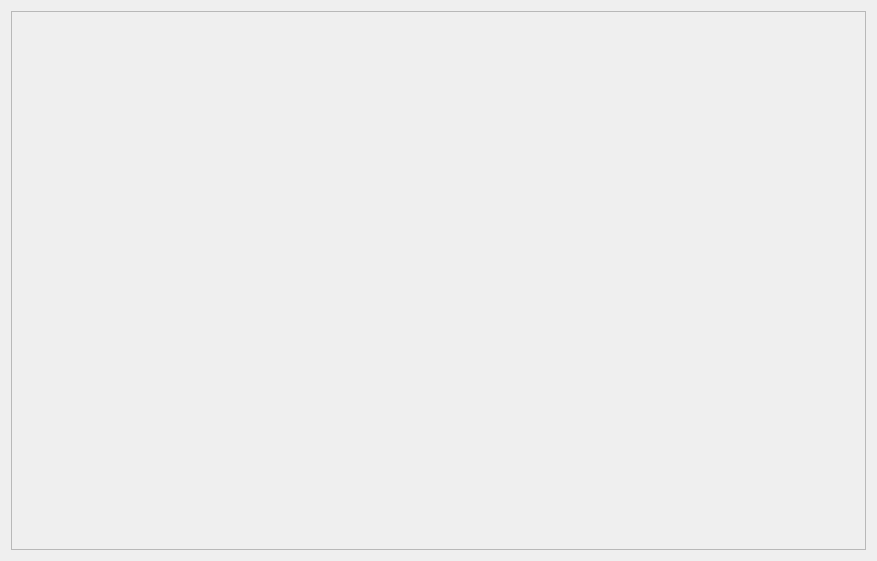
Before: the Qt Designer form Resources/Library.ui in kentoroceo/Library-Inventory-System, drawn with Qt 5.
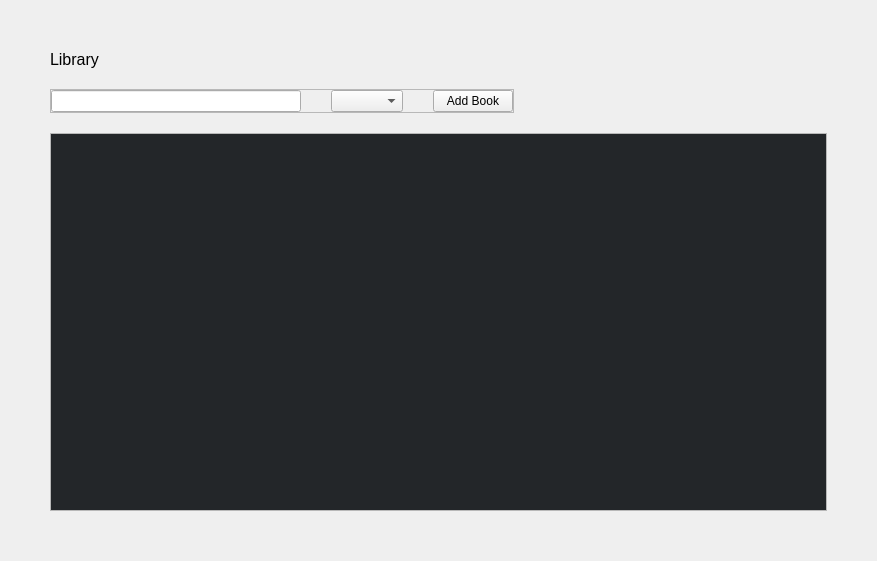
After: the same form once the commit is applied.

The edit to the form file:
```diff
--- a/Resources/Library.ui
+++ b/Resources/Library.ui
@@ -14,8 +14,94 @@
    <string>Form</string>
   </property>
   <layout class="QGridLayout" name="gridLayout_2">
-   <item row="0" column="0">
+   <property name="leftMargin">
+    <number>50</number>
+   </property>
+   <property name="topMargin">
+    <number>50</number>
+   </property>
+   <property name="rightMargin">
+    <number>50</number>
+   </property>
+   <property name="bottomMargin">
+    <number>50</number>
+   </property>
+   <property name="verticalSpacing">
+    <number>20</number>
+   </property>
+   <item row="1" column="0" alignment="Qt::AlignLeft">
+    <widget class="QFrame" name="frame">
+     <property name="frameShape">
+      <enum>QFrame::StyledPanel</enum>
+     </property>
+     <property name="frameShadow">
+      <enum>QFrame::Raised</enum>
+     </property>
+     <layout class="QHBoxLayout" name="horizontalLayout">
+      <property name="spacing">
+       <number>30</number>
+      </property>
+      <property name="leftMargin">
+       <number>0</number>
+      </property>
+      <property name="topMargin">
+       <number>0</number>
+      </property>
+      <property name="rightMargin">
+       <number>0</number>
+      </property>
+      <property name="bottomMargin">
+       <number>0</number>
+      </property>
+      <item>
+       <widget class="QLineEdit" name="SearchLineEdit">
+        <property name="sizePolicy">
+         <sizepolicy hsizetype="Fixed" vsizetype="Fixed">
+          <horstretch>0</horstretch>
+          <verstretch>0</verstretch>
+         </sizepolicy>
+        </property>
+        <property name="minimumSize">
+         <size>
+          <width>250</width>
+          <height>0</height>
+         </size>
+        </property>
+        <property name="styleSheet">
+         <string notr="true">color: rgb(255, 255, 255);</string>
+        </property>
+        <property name="placeholderText">
+         <string>Search</string>
+        </property>
+       </widget>
+      </item>
+      <item>
+       <widget class="QComboBox" name="ComboBox"/>
+      </item>
+      <item>
+       <widget class="QPushButton" name="AddBookButton">
+        <property name="sizePolicy">
+         <sizepolicy hsizetype="Fixed" vsizetype="Fixed">
+          <horstretch>0</horstretch>
+          <verstretch>0</verstretch>
+         </sizepolicy>
+        </property>
+        <property name="styleSheet">
+         <string notr="true"/>
+        </property>
+        <property name="text">
+         <string>Add Book</string>
+        </property>
+       </widget>
+      </item>
+     </layout>
+    </widget>
+   </item>
+   <item row="2" column="0">
     <widget class="QScrollArea" name="scrollArea">
+     <property name="styleSheet">
+      <string notr="true"/>
+     </property>
      <property name="widgetResizable">
       <bool>true</bool>
      </property>
@@ -24,14 +110,31 @@
        <rect>
         <x>0</x>
         <y>0</y>
-        <width>855</width>
-        <height>539</height>
+        <width>773</width>
+        <height>371</height>
        </rect>
       </property>
+      <property name="styleSheet">
+       <string notr="true">QWidget{
+background-color: rgb(35, 38, 41)
+}</string>
+      </property>
       <layout class="QGridLayout" name="gridLayout"/>
      </widget>
     </widget>
    </item>
+   <item row="0" column="0">
+    <widget class="QLabel" name="label">
+     <property name="font">
+      <font>
+       <pointsize>12</pointsize>
+      </font>
+     </property>
+     <property name="text">
+      <string>Library</string>
+     </property>
+    </widget>
+   </item>
   </layout>
  </widget>
  <resources/>
```
